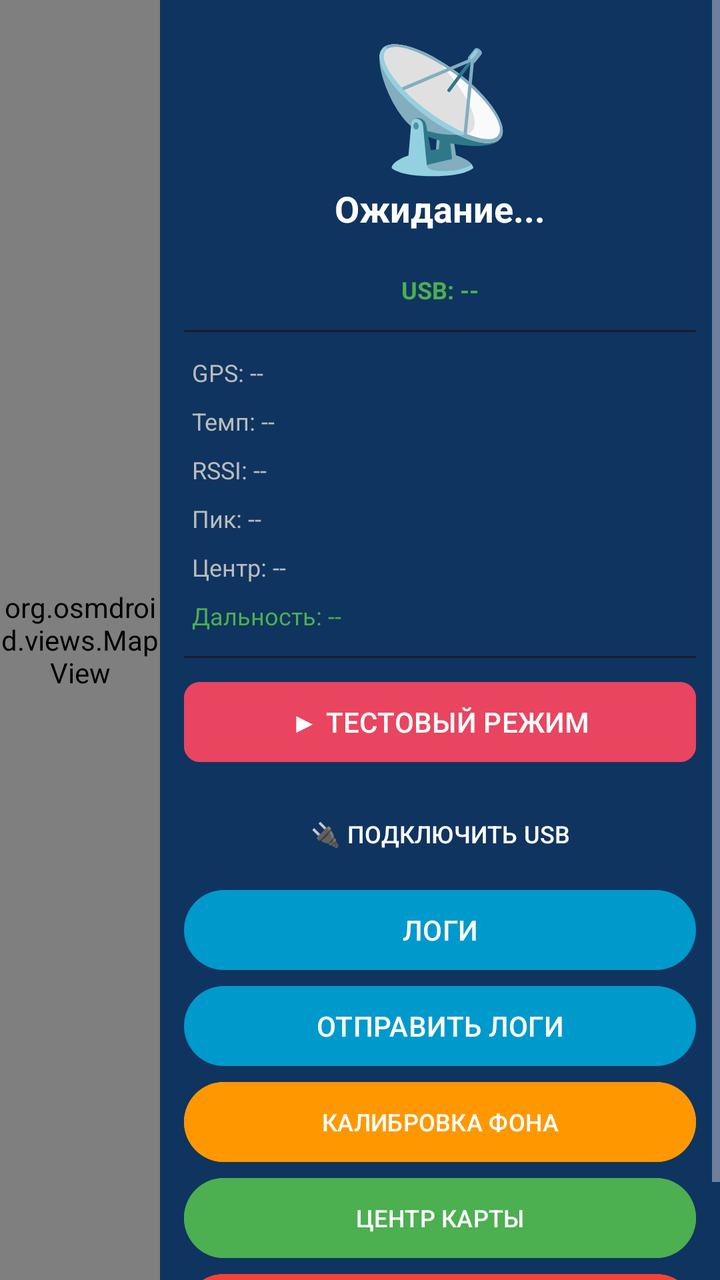
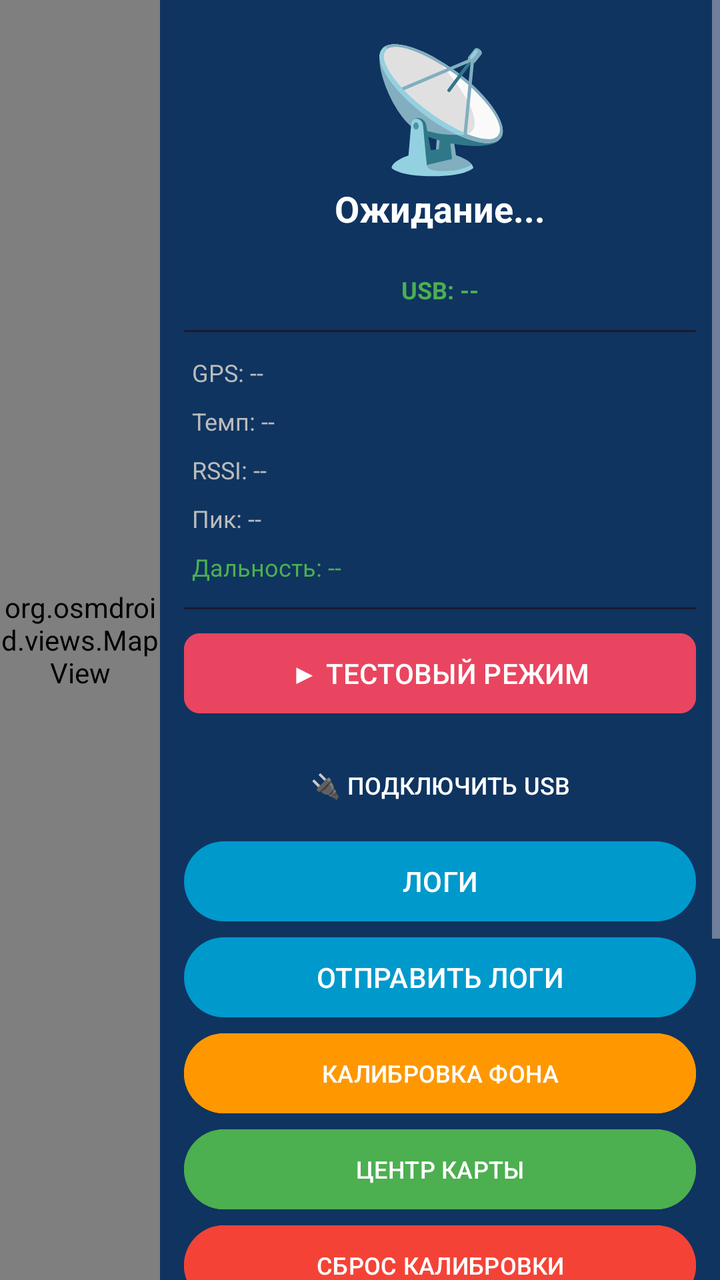

An Android layout rendered at two revisions. The XML below is the earlier revision; the diff shows what the commit changed to produce the second picture.
<!-- AndroidManifest.xml: application theme Theme.LoRaTracker -->
<!-- res/layout/activity_main.xml -->
<?xml version="1.0" encoding="utf-8"?>
<androidx.constraintlayout.widget.ConstraintLayout
    xmlns:android="http://schemas.android.com/apk/res/android"
    xmlns:app="http://schemas.android.com/apk/res-auto"
    android:layout_width="match_parent"
    android:layout_height="match_parent">

    <org.osmdroid.views.MapView
        android:id="@+id/mapView"
        android:layout_width="0dp"
        android:layout_height="0dp"
        android:background="#0000FF"
        app:layout_constraintBottom_toBottomOf="parent"
        app:layout_constraintEnd_toStartOf="@id/infoPanel"
        app:layout_constraintStart_toStartOf="parent"
        app:layout_constraintTop_toTopOf="parent" />

    <ScrollView
        android:id="@+id/infoPanel"
        android:layout_width="280dp"
        android:layout_height="0dp"
        android:background="#0F3460"
        app:layout_constraintBottom_toBottomOf="parent"
        app:layout_constraintEnd_toEndOf="parent"
        app:layout_constraintTop_toTopOf="parent">

        <LinearLayout
            android:layout_width="match_parent"
            android:layout_height="wrap_content"
            android:orientation="vertical"
            android:padding="12dp">

            <TextView
                android:id="@+id/objectEmoji"
                android:layout_width="match_parent"
                android:layout_height="80dp"
                android:gravity="center"
                android:text="📡"
                android:textSize="60sp" />

            <TextView
                android:id="@+id/objectName"
                android:layout_width="match_parent"
                android:layout_height="wrap_content"
                android:gravity="center"
                android:text="Ожидание..."
                android:textColor="#FFFFFF"
                android:textSize="18sp"
                android:textStyle="bold" />

            <TextView
                android:id="@+id/objectDescription"
                android:layout_width="match_parent"
                android:layout_height="wrap_content"
                android:gravity="center"
                android:text=""
                android:textColor="#AAAAAA"
                android:textSize="12sp" />

            <TextView
                android:id="@+id/usbStatusText"
                android:layout_width="match_parent"
                android:layout_height="wrap_content"
                android:gravity="center"
                android:padding="4dp"
                android:text="USB: --"
                android:textColor="#4CAF50"
                android:textSize="12sp"
                android:textStyle="bold" />

            <TextView
                android:id="@+id/distanceText"
                android:layout_width="match_parent"
                android:layout_height="wrap_content"
                android:gravity="center"
                android:text=""
                android:textColor="#FF9800"
                android:textSize="14sp"
                android:textStyle="bold"
                android:visibility="gone" />

            <View
                android:layout_width="match_parent"
                android:layout_height="1dp"
                android:layout_marginVertical="8dp"
                android:background="#1A1A2E" />

            <TextView
                android:id="@+id/gpsStatus"
                android:layout_width="match_parent"
                android:layout_height="wrap_content"
                android:padding="4dp"
                android:text="GPS: --"
                android:textColor="#BBBBBB"
                android:textSize="12sp" />

            <TextView
                android:id="@+id/tempText"
                android:layout_width="match_parent"
                android:layout_height="wrap_content"
                android:padding="4dp"
                android:text="Темп: --"
                android:textColor="#BBBBBB"
                android:textSize="12sp" />

            <TextView
                android:id="@+id/rssiText"
                android:layout_width="match_parent"
                android:layout_height="wrap_content"
                android:padding="4dp"
                android:text="RSSI: --"
                android:textColor="#BBBBBB"
                android:textSize="12sp" />

            <TextView
                android:id="@+id/peakFreqText"
                android:layout_width="match_parent"
                android:layout_height="wrap_content"
                android:padding="4dp"
                android:text="Пик: --"
                android:textColor="#BBBBBB"
                android:textSize="12sp" />

            <TextView
                android:id="@+id/centroidText"
                android:layout_width="match_parent"
                android:layout_height="wrap_content"
                android:padding="4dp"
                android:text="Центр: --"
                android:textColor="#BBBBBB"
                android:textSize="12sp" />

            <TextView
                android:id="@+id/maxRangeText"
                android:layout_width="match_parent"
                android:layout_height="wrap_content"
                android:padding="4dp"
                android:text="Дальность: --"
                android:textColor="#4CAF50"
                android:textSize="12sp" />

            <View
                android:layout_width="match_parent"
                android:layout_height="1dp"
                android:layout_marginVertical="8dp"
                android:background="#1A1A2E" />

            <com.google.android.material.button.MaterialButton
                android:id="@+id/testModeButton"
                android:layout_width="match_parent"
                android:layout_height="wrap_content"
                android:backgroundTint="#E94560"
                android:text="▶ ТЕСТОВЫЙ РЕЖИМ"
                android:textColor="#FFFFFF"
                android:textSize="14sp"
                app:cornerRadius="8dp" />

            <com.google.android.material.button.MaterialButton
                android:id="@+id/usbConnectButton"
                android:layout_width="match_parent"
                android:layout_height="wrap_content"
                android:layout_marginTop="8dp"
                android:backgroundTint="#0F3460"
                android:text="🔌 ПОДКЛЮЧИТЬ USB"
                android:textColor="#FFFFFF"
                android:textSize="12sp"
                app:cornerRadius="8dp" />

            <Button
                android:id="@+id/showLogsButton"
                android:layout_width="match_parent"
                android:layout_height="wrap_content"
                android:text="ЛОГИ" />

            <Button
                android:id="@+id/shareLogsButton"
                android:layout_width="match_parent"
                android:layout_height="wrap_content"
                android:text="ОТПРАВИТЬ ЛОГИ" />

            <Button
                android:id="@+id/calibrateButton"
                android:layout_width="match_parent"
                android:layout_height="wrap_content"
                android:backgroundTint="#FF9800"
                android:text="КАЛИБРОВКА ФОНА"
                android:textColor="#FFFFFF"
                android:textSize="12sp" />

            <Button
                android:id="@+id/centerMapButton"
                android:layout_width="match_parent"
                android:layout_height="wrap_content"
                android:backgroundTint="#4CAF50"
                android:text="ЦЕНТР КАРТЫ"
                android:textColor="#FFFFFF"
                android:textSize="12sp" />

            <Button
                android:id="@+id/resetCalibrateButton"
                android:layout_width="match_parent"
                android:layout_height="wrap_content"
                android:text="СБРОС КАЛИБРОВКИ"
                android:backgroundTint="#F44336"
                android:textColor="#FFFFFF"
                android:textSize="12sp" />

        </LinearLayout>
    </ScrollView>

</androidx.constraintlayout.widget.ConstraintLayout>
<!-- resources referenced by this layout -->
<resources>
  <style name="Theme.LoRaTracker" parent="Theme.Material3.Dark.NoActionBar">
          <item name="colorPrimary">@android:color/holo_blue_dark</item>
          <item name="colorPrimaryVariant">@android:color/holo_blue_light</item>
          <item name="colorOnPrimary">@android:color/white</item>
      </style>
</resources>

<!-- the commit's change to res/layout/activity_main.xml (unified diff, before → after) -->
@@ -122,15 +122,6 @@
                 android:textSize="12sp" />
 
             <TextView
-                android:id="@+id/centroidText"
-                android:layout_width="match_parent"
-                android:layout_height="wrap_content"
-                android:padding="4dp"
-                android:text="Центр: --"
-                android:textColor="#BBBBBB"
-                android:textSize="12sp" />
-
-            <TextView
                 android:id="@+id/maxRangeText"
                 android:layout_width="match_parent"
                 android:layout_height="wrap_content"
@@ -205,6 +196,84 @@
                 android:textColor="#FFFFFF"
                 android:textSize="12sp" />
 
+            <View
+                android:layout_width="match_parent"
+                android:layout_height="1dp"
+                android:layout_marginVertical="8dp"
+                android:background="#1A1A2E" />
+
+            <TextView
+                android:layout_width="match_parent"
+                android:layout_height="wrap_content"
+                android:text="═══ РЭБ ═══"
+                android:textColor="#F44336"
+                android:textSize="12sp"
+                android:textStyle="bold"
+                android:gravity="center"
+                android:paddingTop="4dp" />
+
+            <TextView
+                android:id="@+id/jammerIndicator"
+                android:layout_width="match_parent"
+                android:layout_height="wrap_content"
+                android:gravity="center"
+                android:padding="4dp"
+                android:text="РЭБ: ВЫКЛ"
+                android:textColor="#888888"
+                android:textSize="13sp"
+                android:textStyle="bold" />
+
+            <TextView
+                android:id="@+id/jammerCountdownText"
+                android:layout_width="match_parent"
+                android:layout_height="wrap_content"
+                android:gravity="center"
+                android:padding="2dp"
+                android:text=""
+                android:textColor="#FFC107"
+                android:textSize="11sp"
+                android:visibility="gone" />
+
+            <TextView
+                android:layout_width="match_parent"
+                android:layout_height="wrap_content"
+                android:text="Мощность:"
+                android:textColor="#AAAAAA"
+                android:textSize="11sp"
+                android:paddingTop="4dp" />
+
+            <SeekBar
+                android:id="@+id/jammerPowerSlider"
+                android:layout_width="match_parent"
+                android:layout_height="wrap_content"
+                android:max="100"
+                android:progress="75"
+                android:progressTint="#F44336"
+                android:thumbTint="#F44336" />
+
+            <com.google.android.material.button.MaterialButton
+                android:id="@+id/jammerOnButton"
+                android:layout_width="match_parent"
+                android:layout_height="wrap_content"
+                android:layout_marginTop="4dp"
+                android:backgroundTint="#F44336"
+                android:text="🔴 ВКЛ РЭБ"
+                android:textColor="#FFFFFF"
+                android:textSize="13sp"
+                android:textStyle="bold"
+                app:cornerRadius="8dp" />
+
+            <com.google.android.material.button.MaterialButton
+                android:id="@+id/jammerOffButton"
+                android:layout_width="match_parent"
+                android:layout_height="wrap_content"
+                android:layout_marginTop="4dp"
+                android:backgroundTint="#444444"
+                android:text="⬜ ВЫКЛ РЭБ"
+                android:textColor="#FFFFFF"
+                android:textSize="13sp"
+                app:cornerRadius="8dp" />
+
         </LinearLayout>
     </ScrollView>
 
